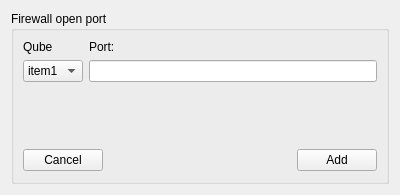
The window that ui/firewall.ui (dismantl/qubes-forward-gui) describes before a commit, drawn with Qt 5.
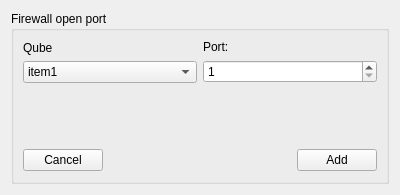
The same window after the commit.

```diff
--- a/ui/firewall.ui
+++ b/ui/firewall.ui
@@ -59,7 +59,14 @@
              </widget>
             </item>
             <item>
-             <widget class="QLineEdit" name="lineEdit"/>
+             <widget class="QSpinBox" name="spinBox">
+              <property name="minimum">
+               <number>1</number>
+              </property>
+              <property name="maximum">
+               <number>65535</number>
+              </property>
+             </widget>
             </item>
            </layout>
           </item>
```
Left out of the diff: 2 changed lines with no effect on the pictures.
